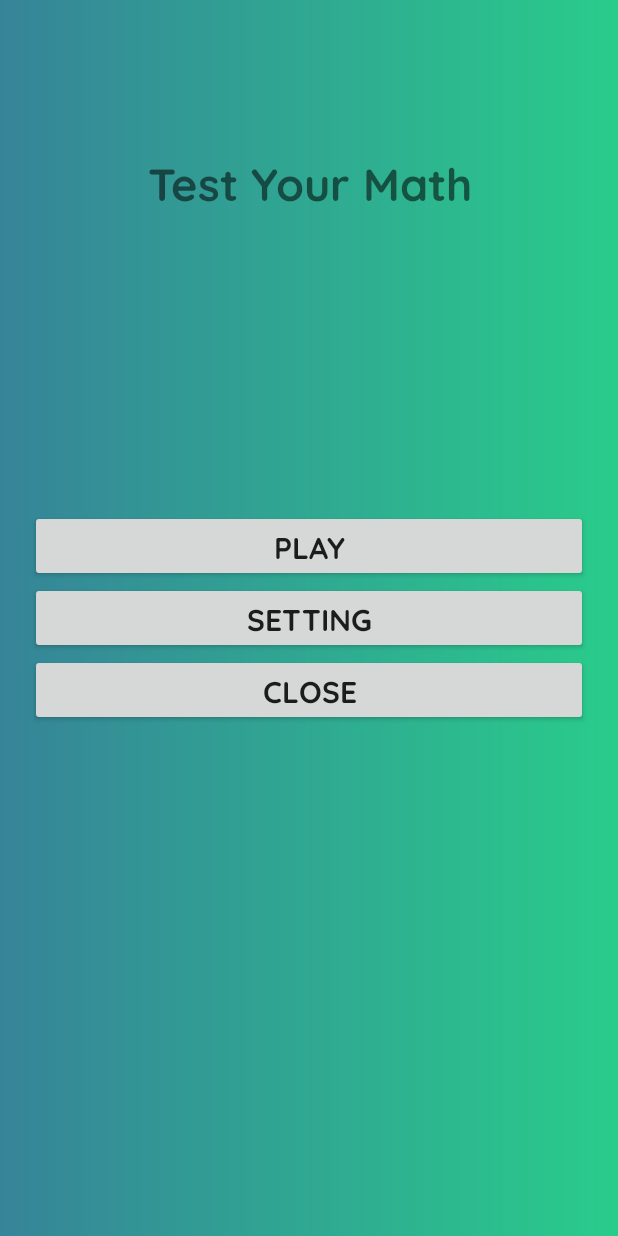
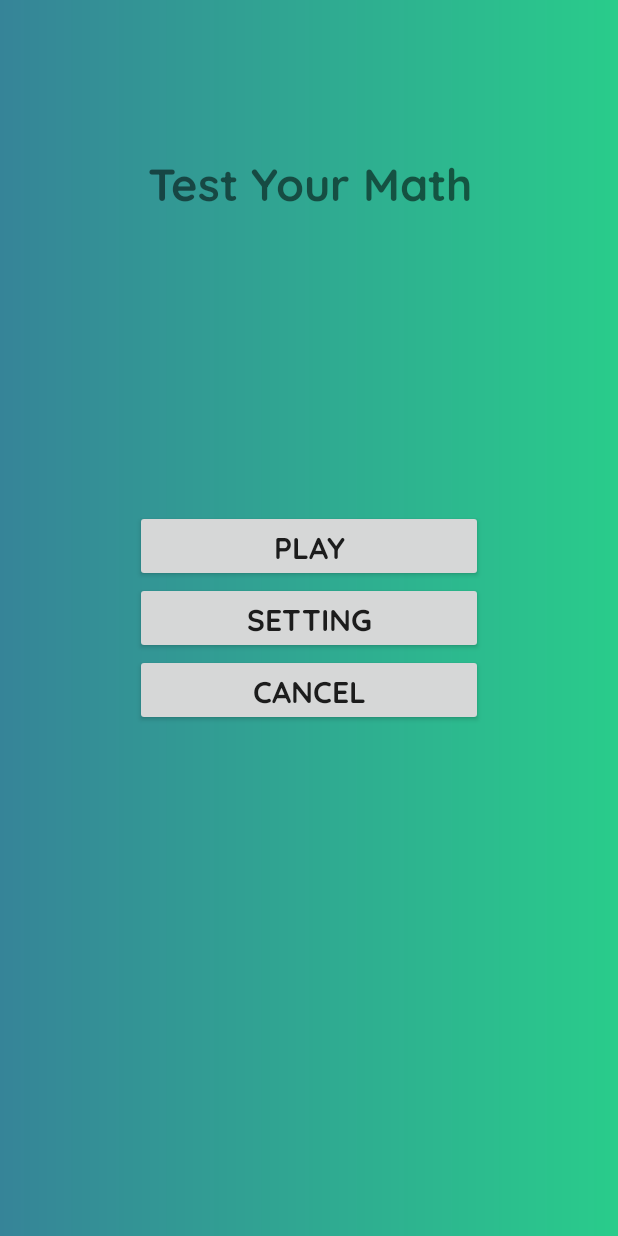
Before and after one commit to prathmesh1199/TestYourMath, an Android app: the screen it shows after launch (MainActivity), on a phone screen of 412 x 824 dp. Run offline under Robolectric (Android 15) with nearby library versions, the phone set to English and light mode, and no system bars; Roboto replaces fonts that are not available here.

Commit message:
main activity changes.after click cancel close game.size changes of button.

```diff
--- a/app/src/main/java/com/example/testyourmath/Easy.java
+++ b/app/src/main/java/com/example/testyourmath/Easy.java
@@ -71,6 +71,7 @@ public class Easy extends AppCompatActivity {
                         startActivity(intent);
                     }
                 });
+
                 builder.create();
                 builder.show();
 
--- a/app/src/main/java/com/example/testyourmath/MainActivity.java
+++ b/app/src/main/java/com/example/testyourmath/MainActivity.java
@@ -37,4 +37,8 @@ public class MainActivity extends AppCompatActivity {
 
     public void OnSettingClick(View view) {
     }
+
+    public void OnCloseClick(View view) {
+        finish();
+    }
 }
--- a/app/src/main/res/layout/activity_main.xml
+++ b/app/src/main/res/layout/activity_main.xml
@@ -24,7 +24,8 @@
         android:layout_height="wrap_content"
         android:text="Play"
         android:textSize="20dp"
-
+        android:layout_marginLeft="70dp"
+        android:layout_marginRight="70dp"
         android:layout_above="@id/btn_Setting"
         android:fontFamily="@font/quicksand_bold"
         android:onClick="OnPlayClick"
@@ -37,7 +38,8 @@
         android:text="Setting"
         android:textSize="20dp"
         android:layout_centerInParent="true"
-
+        android:layout_marginLeft="70dp"
+        android:layout_marginRight="70dp"
         android:fontFamily="@font/quicksand_bold"
         android:onClick="OnSettingClick"
         ></Button>
@@ -46,11 +48,13 @@
         android:id="@+id/btn_Close"
         android:layout_width="match_parent"
         android:layout_height="wrap_content"
-        android:text="Close"
+        android:text="Cancel"
         android:gravity="center"
+        android:layout_marginLeft="70dp"
+        android:layout_marginRight="70dp"
         android:textSize="20dp"
         android:layout_below="@id/btn_Setting"
         android:fontFamily="@font/quicksand_bold"
-        android:onClick="OnSettingClick"
+        android:onClick="OnCloseClick"
         ></Button>
 </RelativeLayout>
```
